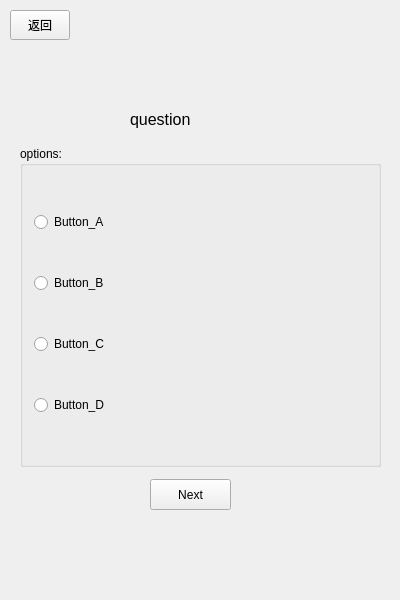
The window that mainwindow.ui (HowLeeHi/Reciter) describes before a commit, drawn with Qt 5.
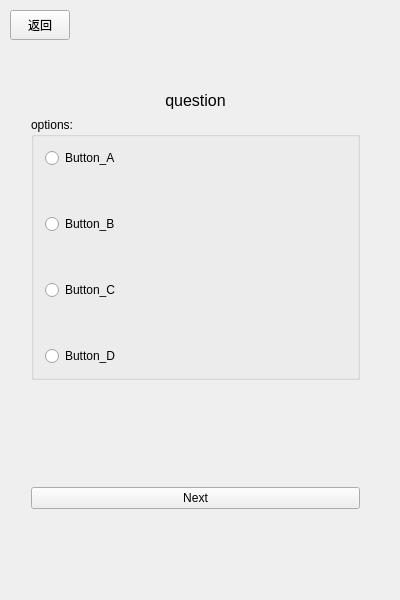
The same window after the commit. The open tabs and pages were chosen to show the change.

Commit message: - 测试模块 	- 修复了部分字体超过边框的问题 	- 增加了汉译英和英译汉的选择 	- 使用了布局使部件更整齐 - 问题 	- Button的text无法自动换行，仍会超出边框

What changed in the file:
```diff
--- a/mainwindow.ui
+++ b/mainwindow.ui
@@ -704,78 +704,133 @@
        </widget>
       </widget>
       <widget class="QWidget" name="page_5">
-       <widget class="QLabel" name="question">
-        <property name="geometry">
-         <rect>
-          <x>130</x>
-          <y>50</y>
-          <width>191</width>
-          <height>41</height>
-         </rect>
-        </property>
-        <property name="text">
-         <string>&lt;html&gt;&lt;head/&gt;&lt;body&gt;&lt;p&gt;&lt;span style=&quot; font-size:12pt;&quot;&gt;question&lt;/span&gt;&lt;/p&gt;&lt;/body&gt;&lt;/html&gt;</string>
-        </property>
-       </widget>
-       <widget class="QGroupBox" name="options">
+       <widget class="QWidget" name="">
         <property name="geometry">
          <rect>
           <x>20</x>
-          <y>97</y>
-          <width>361</width>
-          <height>321</height>
+          <y>30</y>
+          <width>351</width>
+          <height>441</height>
          </rect>
         </property>
-        <property name="title">
-         <string>options:</string>
-        </property>
-        <property name="flat">
-         <bool>false</bool>
-        </property>
-        <layout class="QVBoxLayout" name="verticalLayout_3">
-         <item>
-          <widget class="QRadioButton" name="Button_A">
+        <layout class="QGridLayout" name="gridLayout_5">
+         <item row="0" column="0" alignment="Qt::AlignHCenter|Qt::AlignTop">
+          <widget class="QLabel" name="question">
+           <property name="minimumSize">
+            <size>
+             <width>0</width>
+             <height>21</height>
+            </size>
+           </property>
            <property name="text">
-            <string>Button_A</string>
+            <string>&lt;html&gt;&lt;head/&gt;&lt;body&gt;&lt;p align=&quot;center&quot;&gt;&lt;span style=&quot; font-size:12pt;&quot;&gt;question&lt;/span&gt;&lt;/p&gt;&lt;/body&gt;&lt;/html&gt;</string>
            </property>
           </widget>
          </item>
-         <item>
-          <widget class="QRadioButton" name="Button_B">
-           <property name="text">
-            <string>Button_B</string>
+         <item row="2" column="0">
+          <spacer name="verticalSpacer_2">
+           <property name="orientation">
+            <enum>Qt::Vertical</enum>
            </property>
-          </widget>
+           <property name="sizeType">
+            <enum>QSizePolicy::Expanding</enum>
+           </property>
+           <property name="sizeHint" stdset="0">
+            <size>
+             <width>20</width>
+             <height>40</height>
+            </size>
+           </property>
+          </spacer>
          </item>
-         <item>
-          <widget class="QRadioButton" name="Button_D">
+         <item row="3" column="0">
+          <widget class="QPushButton" name="test_next">
            <property name="text">
-            <string>Button_C</string>
+            <string>Next</string>
            </property>
           </widget>
          </item>
-         <item>
-          <widget class="QRadioButton" name="Button_C">
-           <property name="text">
-            <string>Button_D</string>
+         <item row="1" column="0">
+          <widget class="QGroupBox" name="options">
+           <property name="title">
+            <string>options:</string>
            </property>
+           <property name="flat">
+            <bool>false</bool>
+           </property>
+           <layout class="QGridLayout" name="gridLayout_6">
+            <item row="2" column="0">
+             <widget class="QRadioButton" name="Button_B">
+              <property name="text">
+               <string>Button_B</string>
+              </property>
+             </widget>
+            </item>
+            <item row="1" column="0">
+             <spacer name="verticalSpacer">
+              <property name="orientation">
+               <enum>Qt::Vertical</enum>
+              </property>
+              <property name="sizeHint" stdset="0">
+               <size>
+                <width>20</width>
+                <height>40</height>
+               </size>
+              </property>
+             </spacer>
+            </item>
+            <item row="4" column="0">
+             <widget class="QRadioButton" name="Button_D">
+              <property name="text">
+               <string>Button_C</string>
+              </property>
+             </widget>
+            </item>
+            <item row="6" column="0">
+             <widget class="QRadioButton" name="Button_C">
+              <property name="text">
+               <string>Button_D</string>
+              </property>
+             </widget>
+            </item>
+            <item row="0" column="0">
+             <widget class="QRadioButton" name="Button_A">
+              <property name="text">
+               <string>Button_A</string>
+              </property>
+             </widget>
+            </item>
+            <item row="3" column="0">
+             <spacer name="verticalSpacer_3">
+              <property name="orientation">
+               <enum>Qt::Vertical</enum>
+              </property>
+              <property name="sizeHint" stdset="0">
+               <size>
+                <width>20</width>
+                <height>40</height>
+               </size>
+              </property>
+             </spacer>
+            </item>
+            <item row="5" column="0">
+             <spacer name="verticalSpacer_4">
+              <property name="orientation">
+               <enum>Qt::Vertical</enum>
+              </property>
+              <property name="sizeHint" stdset="0">
+               <size>
+                <width>20</width>
+                <height>40</height>
+               </size>
+              </property>
+             </spacer>
+            </item>
+           </layout>
           </widget>
          </item>
         </layout>
        </widget>
-       <widget class="QPushButton" name="test_next">
-        <property name="geometry">
-         <rect>
-          <x>150</x>
-          <y>430</y>
-          <width>81</width>
-          <height>31</height>
-         </rect>
-        </property>
-        <property name="text">
-         <string>Next</string>
-        </property>
-       </widget>
       </widget>
       <widget class="QWidget" name="page_6">
        <widget class="QLabel" name="grade">
```
Left out of the diff: 116 changed lines with no effect on the pictures. The commit also changes 2 other files.
